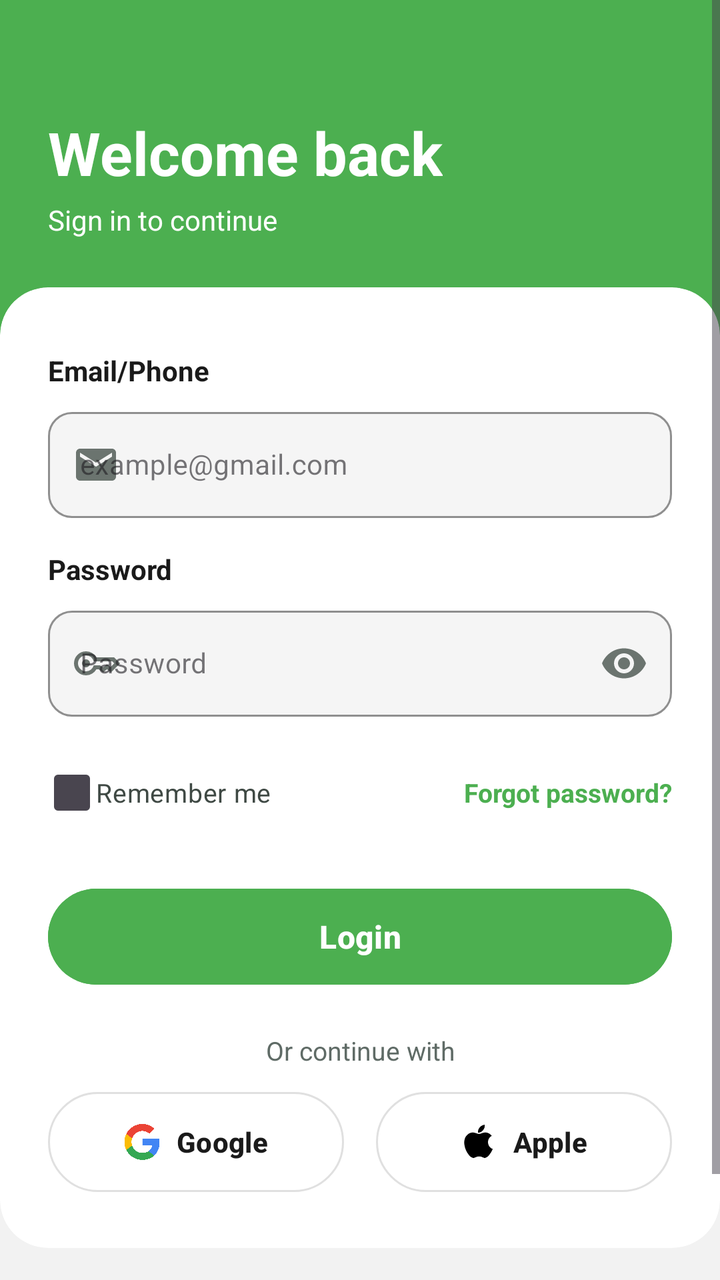
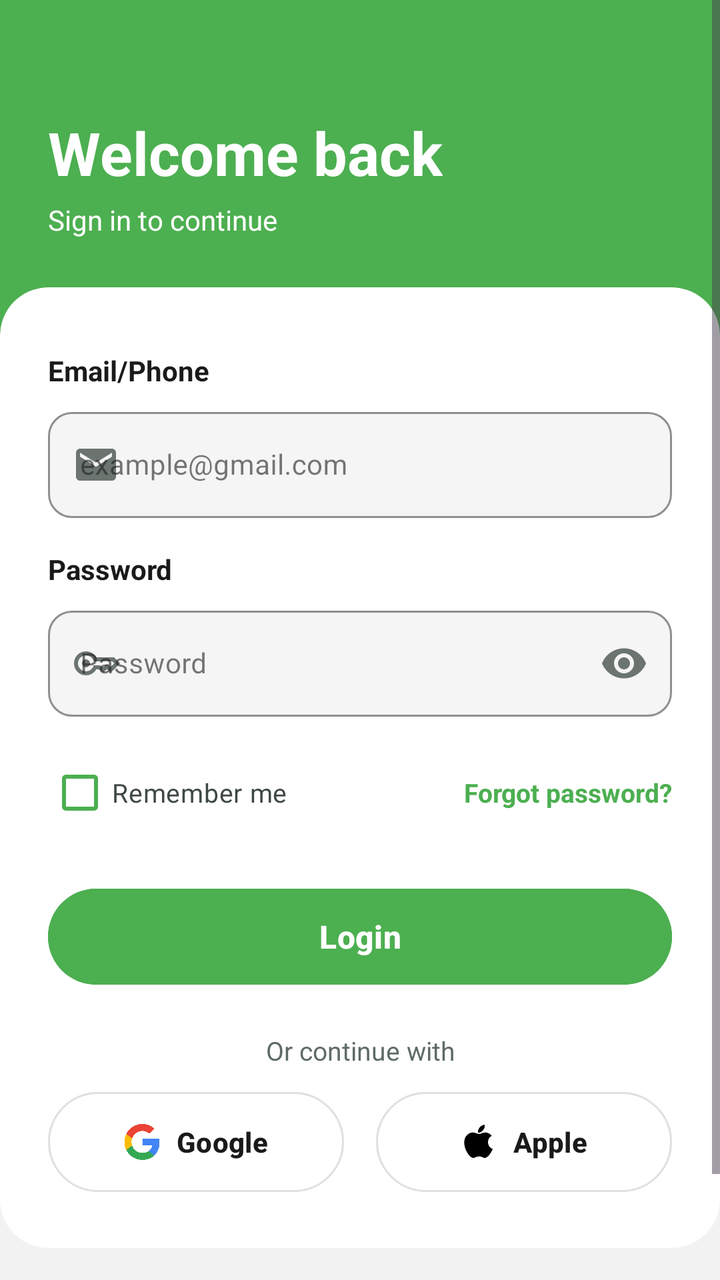

Compare the two renders of this Android layout. The source of the first and the diff that turns it into the second are given below.
<!-- AndroidManifest.xml: application theme Theme.Takago -->
<!-- res/layout/activity_login.xml -->
<?xml version="1.0" encoding="utf-8"?>
<ScrollView xmlns:android="http://schemas.android.com/apk/res/android"
    xmlns:app="http://schemas.android.com/apk/res-auto"
    android:id="@+id/main"
    android:layout_width="match_parent"
    android:layout_height="match_parent"
    android:background="#F2F2F2"
    android:fillViewport="true">

    <LinearLayout
        android:layout_width="match_parent"
        android:layout_height="wrap_content"
        android:orientation="vertical">

        
        <LinearLayout
            android:layout_width="match_parent"
            android:layout_height="wrap_content"
            android:background="@color/color_primary"
            android:orientation="vertical"
            android:paddingStart="24dp"
            android:paddingTop="56dp"
            android:paddingEnd="24dp"
            android:paddingBottom="48dp">

            <TextView
                android:layout_width="wrap_content"
                android:layout_height="wrap_content"
                android:text="Welcome back"
                android:textColor="@color/color_surface"
                android:textSize="30sp"
                android:textStyle="bold" />

            <TextView
                android:layout_width="wrap_content"
                android:layout_height="wrap_content"
                android:layout_marginTop="4dp"
                android:text="Sign in to continue"
                android:textColor="@color/color_surface"
                android:textSize="14sp" />

        </LinearLayout>

        
        <androidx.cardview.widget.CardView
            android:layout_width="match_parent"
            android:layout_height="wrap_content"
            android:layout_marginTop="-24dp"
            app:cardCornerRadius="24dp"
            app:cardElevation="0dp"
            app:cardBackgroundColor="@color/color_surface">

            <LinearLayout
                android:layout_width="match_parent"
                android:layout_height="wrap_content"
                android:orientation="vertical"
                android:paddingStart="24dp"
                android:paddingTop="32dp"
                android:paddingEnd="24dp"
                android:paddingBottom="28dp">

                
                <TextView
                    android:layout_width="wrap_content"
                    android:layout_height="wrap_content"
                    android:text="Email/Phone"
                    android:textColor="@color/color_text_primary"
                    android:textSize="14sp"
                    android:textStyle="bold" />

                <com.google.android.material.textfield.TextInputLayout
                    android:layout_width="match_parent"
                    android:layout_height="wrap_content"
                    android:layout_marginTop="6dp"
                    style="@style/Widget.MaterialComponents.TextInputLayout.OutlinedBox"
                    app:boxCornerRadiusBottomEnd="12dp"
                    app:boxCornerRadiusBottomStart="12dp"
                    app:boxCornerRadiusTopEnd="12dp"
                    app:boxCornerRadiusTopStart="12dp"
                    app:boxStrokeColor="@color/color_border"
                    app:boxBackgroundColor="@color/color_background"
                    app:startIconDrawable="@drawable/ic_email"
                    app:startIconTint="@color/color_text_muted">

                    <com.google.android.material.textfield.TextInputEditText
                        android:id="@+id/etEmailPhone"
                        android:layout_width="match_parent"
                        android:layout_height="wrap_content"
                        android:hint="example@gmail.com"
                        android:inputType="textEmailAddress"
                        android:textSize="14sp"
                        android:textColor="@color/color_text_primary"
                        android:textColorHint="@color/color_text_muted" />

                </com.google.android.material.textfield.TextInputLayout>

                
                <TextView
                    android:layout_width="wrap_content"
                    android:layout_height="wrap_content"
                    android:layout_marginTop="16dp"
                    android:text="Password"
                    android:textColor="@color/color_text_primary"
                    android:textSize="14sp"
                    android:textStyle="bold" />

                <com.google.android.material.textfield.TextInputLayout
                    android:layout_width="match_parent"
                    android:layout_height="wrap_content"
                    android:layout_marginTop="6dp"
                    style="@style/Widget.MaterialComponents.TextInputLayout.OutlinedBox"
                    app:boxCornerRadiusBottomEnd="12dp"
                    app:boxCornerRadiusBottomStart="12dp"
                    app:boxCornerRadiusTopEnd="12dp"
                    app:boxCornerRadiusTopStart="12dp"
                    app:boxStrokeColor="@color/color_border"
                    app:boxBackgroundColor="@color/color_background"
                    app:startIconDrawable="@drawable/ic_lock"
                    app:startIconTint="@color/color_text_muted"
                    app:passwordToggleEnabled="true"
                    app:passwordToggleTint="@color/color_text_muted">

                    <com.google.android.material.textfield.TextInputEditText
                        android:id="@+id/etPassword"
                        android:layout_width="match_parent"
                        android:layout_height="wrap_content"
                        android:hint="Password"
                        android:inputType="textPassword"
                        android:textSize="14sp"
                        android:textColor="@color/color_text_primary"
                        android:textColorHint="@color/color_text_muted" />

                </com.google.android.material.textfield.TextInputLayout>

                
                <RelativeLayout
                    android:layout_width="match_parent"
                    android:layout_height="wrap_content"
                    android:layout_marginTop="14dp">

                    <CheckBox
                        android:id="@+id/checkboxRememberMe"
                        android:layout_width="wrap_content"
                        android:layout_height="wrap_content"
                        android:layout_alignParentStart="true"
                        android:layout_centerVertical="true"
                        android:text="Remember me"
                        android:textSize="13sp"
                        android:textColor="@color/color_text_body"
                        android:buttonTint="@null"
                        android:button="@drawable/checkbox_selector" />

                    <TextView
                        android:id="@+id/tvForgotPassword"
                        android:layout_width="wrap_content"
                        android:layout_height="wrap_content"
                        android:layout_alignParentEnd="true"
                        android:layout_centerVertical="true"
                        android:text="Forgot password?"
                        android:textColor="@color/color_primary"
                        android:textSize="13sp"
                        android:textStyle="bold" />

                </RelativeLayout>

                
                <Button
                    android:id="@+id/btnLogin"
                    android:layout_width="match_parent"
                    android:layout_height="56dp"
                    android:layout_marginTop="20dp"
                    android:text="Login"
                    android:textColor="@color/color_surface"
                    android:textSize="16sp"
                    android:textStyle="bold"
                    android:backgroundTint="@color/color_primary"
                    app:cornerRadius="28dp" />

                
                <TextView
                    android:layout_width="match_parent"
                    android:layout_height="wrap_content"
                    android:layout_marginTop="20dp"
                    android:gravity="center"
                    android:text="Or continue with"
                    android:textColor="@color/color_text_secondary"
                    android:textSize="13sp" />

                
                <LinearLayout
                    android:layout_width="match_parent"
                    android:layout_height="wrap_content"
                    android:layout_marginTop="12dp"
                    android:orientation="horizontal"
                    android:weightSum="2">

                    
                    <com.google.android.material.button.MaterialButton
                        android:id="@+id/btnGoogle"
                        android:layout_width="0dp"
                        android:layout_height="50dp"
                        android:layout_weight="1"
                        android:layout_marginEnd="8dp"
                        android:text="Google"
                        android:textColor="@color/color_text_primary"
                        android:textSize="14sp"
                        android:textStyle="bold"
                        android:insetTop="0dp"
                        android:insetBottom="0dp"
                        app:icon="@drawable/ic_google"
                        app:iconTint="@null"
                        app:iconGravity="textStart"
                        app:iconPadding="8dp"
                        app:cornerRadius="25dp"
                        app:strokeColor="#E0E0E0"
                        app:strokeWidth="1dp"
                        app:backgroundTint="@color/color_surface" />

                    
                    <com.google.android.material.button.MaterialButton
                        android:id="@+id/btnApple"
                        android:layout_width="0dp"
                        android:layout_height="50dp"
                        android:layout_weight="1"
                        android:layout_marginStart="8dp"
                        android:text="Apple"
                        android:textColor="@color/color_text_primary"
                        android:textSize="14sp"
                        android:textStyle="bold"
                        android:insetTop="0dp"
                        android:insetBottom="0dp"
                        app:icon="@drawable/ic_apple"
                        app:iconTint="#000000"
                        app:iconGravity="textStart"
                        app:iconPadding="8dp"
                        app:cornerRadius="25dp"
                        app:strokeColor="#E0E0E0"
                        app:strokeWidth="1dp"
                        app:backgroundTint="@color/color_surface" />

                </LinearLayout>

            </LinearLayout>

        </androidx.cardview.widget.CardView>

        
        <LinearLayout
            android:layout_width="match_parent"
            android:layout_height="wrap_content"
            android:layout_marginTop="24dp"
            android:gravity="center"
            android:orientation="horizontal"
            android:paddingBottom="32dp">

            <TextView
                android:layout_width="wrap_content"
                android:layout_height="wrap_content"
                android:text="New to takaGo? "
                android:textColor="@color/color_text_secondary"
                android:textSize="13sp" />

            <TextView
                android:id="@+id/tvCreateAccount"
                android:layout_width="wrap_content"
                android:layout_height="wrap_content"
                android:text="Create Account"
                android:textColor="@color/color_primary"
                android:textSize="13sp"
                android:textStyle="bold" />

        </LinearLayout>

    </LinearLayout>

</ScrollView>
<!-- resources referenced by this layout -->
<resources>
  <color name="color_background">#F5F5F5</color>
  <color name="color_border">#E8E8E8</color>
  <color name="color_primary">#4CAF50</color>
  <color name="color_surface">#FFFFFF</color>
  <color name="color_text_body">#3F4944</color>
  <color name="color_text_muted">#6B746F</color>
  <color name="color_text_primary">#1A1A1A</color>
  <color name="color_text_secondary">#5F6B66</color>
  <!-- drawable checkbox_selector (drawable) -->
  <selector xmlns:android="http://schemas.android.com/apk/res/android">
      <item android:state_checked="true" android:drawable="@drawable/checkbox_checked" />
      <item android:drawable="@drawable/checkbox_unchecked" />
  </selector>
  <!-- drawable ic_apple: png bitmap (drawable, 1470 bytes) -->
  <!-- drawable ic_email (drawable) -->
  <vector xmlns:android="http://schemas.android.com/apk/res/android" android:height="24dp" android:tint="#000000" android:viewportHeight="24" android:viewportWidth="24" android:width="24dp">
        
      <path android:fillColor="@android:color/white" android:pathData="M20,4L4,4c-1.1,0 -1.99,0.9 -1.99,2L2,18c0,1.1 0.9,2 2,2h16c1.1,0 2,-0.9 2,-2L22,6c0,-1.1 -0.9,-2 -2,-2zM20,8l-8,5 -8,-5L4,6l8,5 8,-5v2z"/>
      
  </vector>
  <!-- drawable ic_google: png bitmap (drawable, 29057 bytes) -->
  <!-- drawable ic_lock (drawable) -->
  <vector xmlns:android="http://schemas.android.com/apk/res/android" android:height="24dp" android:tint="#000000" android:viewportHeight="960" android:viewportWidth="960" android:width="24dp">
        
      <path android:fillColor="@android:color/white" android:pathData="M223.5,536.5Q200,513 200,480Q200,447 223.5,423.5Q247,400 280,400Q313,400 336.5,423.5Q360,447 360,480Q360,513 336.5,536.5Q313,560 280,560Q247,560 223.5,536.5ZM280,720Q180,720 110,650Q40,580 40,480Q40,380 110,310Q180,240 280,240Q347,240 401.5,273Q456,306 488,360L840,360L960,480L780,660L700,600L620,660L535,600L488,600Q456,654 401.5,687Q347,720 280,720ZM280,640Q336,640 378.5,606Q421,572 435,520L560,520L618,561L700,500L771,555L846,480L806,440L435,440Q421,388 378.5,354Q336,320 280,320Q214,320 167,367Q120,414 120,480Q120,546 167,593Q214,640 280,640Z"/>
      
  </vector>
  <style name="Theme.Takago" parent="Base.Theme.Takago" />
  <!-- drawable checkbox_checked (drawable) -->
  <vector xmlns:android="http://schemas.android.com/apk/res/android"
      android:width="24dp" android:height="24dp"
      android:viewportWidth="24" android:viewportHeight="24">
      <path android:fillColor="#118A45"
          android:pathData="M5,3.5h14c0.83,0 1.5,0.67 1.5,1.5v14c0,0.83 -0.67,1.5 -1.5,1.5H5c-0.83,0 -1.5,-0.67 -1.5,-1.5V5c0,-0.83 0.67,-1.5 1.5,-1.5z" />
      <path android:fillColor="@android:color/transparent" android:strokeColor="#FFFFFFFF"
          android:strokeLineCap="round" android:strokeLineJoin="round" android:strokeWidth="2.2"
          android:pathData="M7.2,12.1l3.1,3.1 6.7,-7" />
  </vector>
  <!-- drawable checkbox_unchecked (drawable) -->
  <vector xmlns:android="http://schemas.android.com/apk/res/android"
      android:width="24dp" android:height="24dp"
      android:viewportWidth="24" android:viewportHeight="24">
      <path android:fillColor="#FFFFFFFF" android:strokeColor="#52615A"
          android:strokeWidth="1.8" android:pathData="M5,3.9h14c0.61,0 1.1,0.49 1.1,1.1v14c0,0.61 -0.49,1.1 -1.1,1.1H5c-0.61,0 -1.1,-0.49 -1.1,-1.1V5c0,-0.61 0.49,-1.1 1.1,-1.1z" />
  </vector>
  <style name="Base.Theme.Takago" parent="Theme.Material3.DayNight.NoActionBar">
          
          
      </style>
</resources>

<!-- the commit's change to res/layout/activity_login.xml (unified diff, before → after) -->
@@ -138,7 +138,7 @@
                     android:layout_height="wrap_content"
                     android:layout_marginTop="14dp">
 
-                    <CheckBox
+                    <com.google.android.material.checkbox.MaterialCheckBox
                         android:id="@+id/checkboxRememberMe"
                         android:layout_width="wrap_content"
                         android:layout_height="wrap_content"
@@ -147,8 +147,7 @@
                         android:text="Remember me"
                         android:textSize="13sp"
                         android:textColor="@color/color_text_body"
-                        android:buttonTint="@null"
-                        android:button="@drawable/checkbox_selector" />
+                        app:buttonTint="@color/color_primary" />
 
                     <TextView
                         android:id="@+id/tvForgotPassword"
<!-- resource entries referenced after the edit -->
@@ -8,11 +8,6 @@
   <color name="color_text_muted">#6B746F</color>
   <color name="color_text_primary">#1A1A1A</color>
   <color name="color_text_secondary">#5F6B66</color>
-  <!-- drawable checkbox_selector (drawable) -->
-  <selector xmlns:android="http://schemas.android.com/apk/res/android">
-      <item android:state_checked="true" android:drawable="@drawable/checkbox_checked" />
-      <item android:drawable="@drawable/checkbox_unchecked" />
-  </selector>
   <!-- drawable ic_apple: png bitmap (drawable, 1470 bytes) -->
   <!-- drawable ic_email (drawable) -->
   <vector xmlns:android="http://schemas.android.com/apk/res/android" android:height="24dp" android:tint="#000000" android:viewportHeight="24" android:viewportWidth="24" android:width="24dp">
@@ -28,23 +23,6 @@
       
   </vector>
   <style name="Theme.Takago" parent="Base.Theme.Takago" />
-  <!-- drawable checkbox_checked (drawable) -->
-  <vector xmlns:android="http://schemas.android.com/apk/res/android"
-      android:width="24dp" android:height="24dp"
-      android:viewportWidth="24" android:viewportHeight="24">
-      <path android:fillColor="#118A45"
-          android:pathData="M5,3.5h14c0.83,0 1.5,0.67 1.5,1.5v14c0,0.83 -0.67,1.5 -1.5,1.5H5c-0.83,0 -1.5,-0.67 -1.5,-1.5V5c0,-0.83 0.67,-1.5 1.5,-1.5z" />
-      <path android:fillColor="@android:color/transparent" android:strokeColor="#FFFFFFFF"
-          android:strokeLineCap="round" android:strokeLineJoin="round" android:strokeWidth="2.2"
-          android:pathData="M7.2,12.1l3.1,3.1 6.7,-7" />
-  </vector>
-  <!-- drawable checkbox_unchecked (drawable) -->
-  <vector xmlns:android="http://schemas.android.com/apk/res/android"
-      android:width="24dp" android:height="24dp"
-      android:viewportWidth="24" android:viewportHeight="24">
-      <path android:fillColor="#FFFFFFFF" android:strokeColor="#52615A"
-          android:strokeWidth="1.8" android:pathData="M5,3.9h14c0.61,0 1.1,0.49 1.1,1.1v14c0,0.61 -0.49,1.1 -1.1,1.1H5c-0.61,0 -1.1,-0.49 -1.1,-1.1V5c0,-0.61 0.49,-1.1 1.1,-1.1z" />
-  </vector>
   <style name="Base.Theme.Takago" parent="Theme.Material3.DayNight.NoActionBar">
           
           
